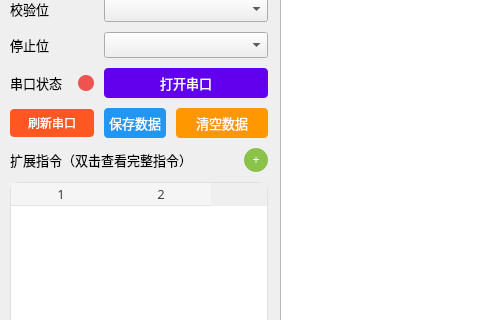
Qt form mainwindow.ui (AndroidCoderPeng/serial_port_debugger) before a commit; both pictures show x 0 to 480 and y 123 to 443 of the 800 by 600 pixel window.
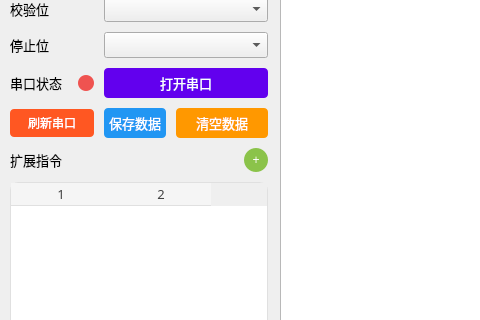
The same form after that commit. Icons and pictures are not drawn.

Commit message:
refactor: 简化扩展指令的显示文本
移除了扩展指令列表的多余文本说明，使界面更加简洁。

```diff
--- a/mainwindow.ui
+++ b/mainwindow.ui
@@ -405,7 +405,7 @@
         <string notr="true">font: 10pt &quot;微软雅黑&quot;;</string>
        </property>
        <property name="text">
-        <string>扩展指令（双击查看完整指令）</string>
+        <string>扩展指令</string>
        </property>
       </widget>
      </item>
```
